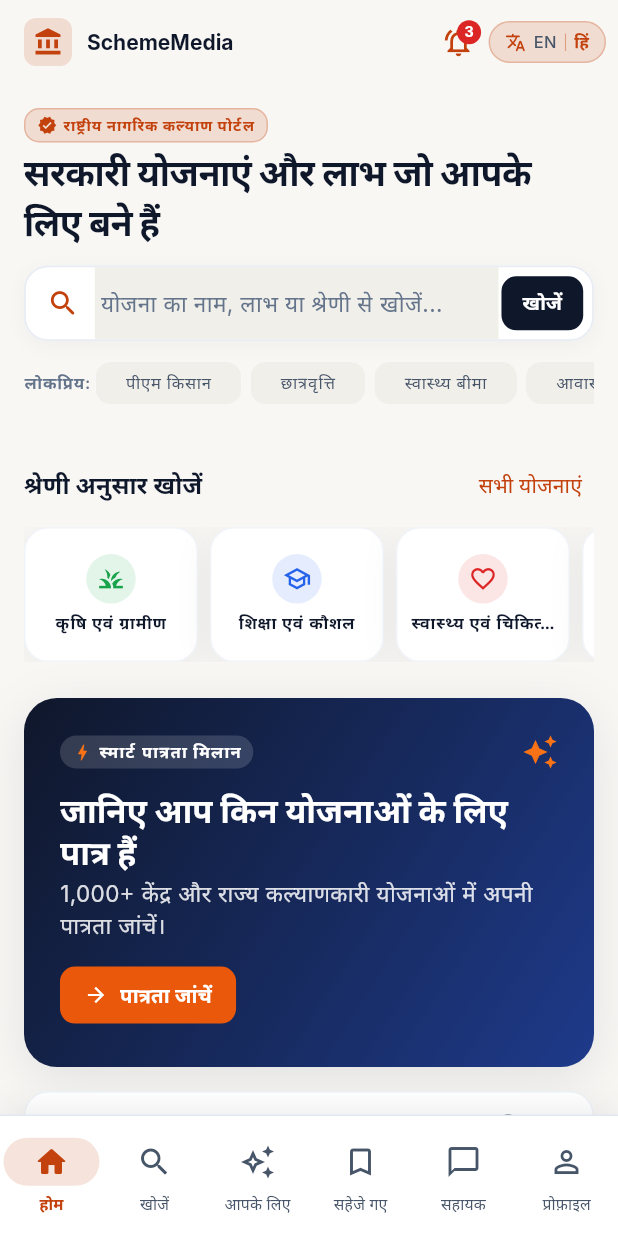
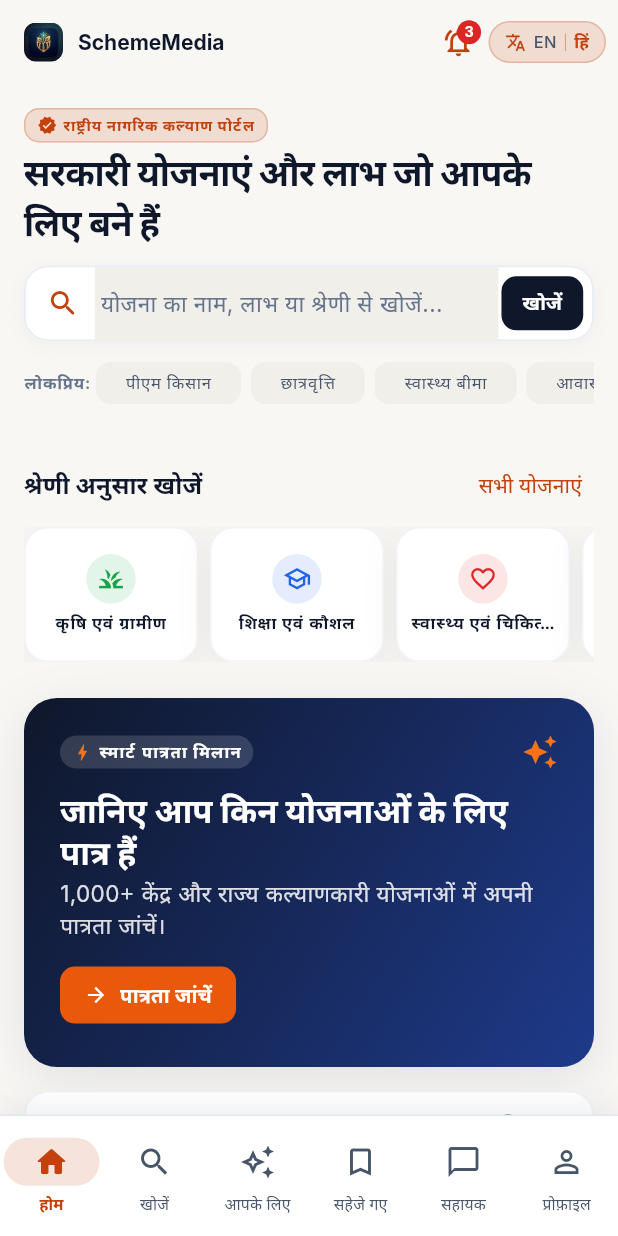
Before and after one commit to chaitanya2424/schememedia-v2, a Flutter app: the screen it shows after launch, after a tap on "Continue", after a tap on "EN", after a tap on "छोड़ें", on a phone screen of 412 x 824 dp. Run offline on Flutter 3.47's test engine with Material 3 defaults, Android fonts, the phone set to English and light mode, and no system bars; our stand-ins replace dio, flutter_riverpod, flutter_secure_storage, freezed_annotation, go_router, shared_preferences; missing offline and left inert: dart:html; network calls fail; statements that could not run were skipped.

Commit message:
feat(branding): integrate custom SchemeMedia logo across Android, Web, and in-app headers

```diff
--- a/apps/frontend/lib/core/router/app_shell.dart
+++ b/apps/frontend/lib/core/router/app_shell.dart
@@ -64,20 +64,14 @@ class AppShell extends ConsumerWidget {
                   child: Column(
                     mainAxisSize: MainAxisSize.min,
                     children: [
-                      Container(
-                        padding: const EdgeInsets.all(8),
-                        decoration: BoxDecoration(
-                          color: colors.brand,
-                          borderRadius: BorderRadius.circular(AppSpacing.radiusMd),
-                          boxShadow: [
-                            BoxShadow(
-                              color: colors.brand.withValues(alpha: 0.25),
-                              blurRadius: 8,
-                              offset: const Offset(0, 2),
-                            ),
-                          ],
+                      ClipRRect(
+                        borderRadius: BorderRadius.circular(AppSpacing.radiusMd),
+                        child: Image.asset(
+                          'assets/images/app_logo.png',
+                          width: 36,
+                          height: 36,
+                          fit: BoxFit.cover,
                         ),
-                        child: const Icon(Icons.account_balance, color: Colors.white, size: 22),
                       ),
                       const SizedBox(height: 6),
                       Text(
--- a/apps/frontend/lib/features/auth/presentation/screens/login_screen.dart
+++ b/apps/frontend/lib/features/auth/presentation/screens/login_screen.dart
@@ -116,13 +116,14 @@ class _LoginScreenState extends ConsumerState<LoginScreen> {
         title: Row(
           mainAxisSize: MainAxisSize.min,
           children: [
-            Container(
-              padding: const EdgeInsets.all(6),
-              decoration: BoxDecoration(
-                color: colors.brand,
-                borderRadius: BorderRadius.circular(AppSpacing.radiusSm),
+            ClipRRect(
+              borderRadius: BorderRadius.circular(AppSpacing.radiusSm),
+              child: Image.asset(
+                'assets/images/app_logo.png',
+                width: 24,
+                height: 24,
+                fit: BoxFit.cover,
               ),
-              child: const Icon(Icons.account_balance, color: Colors.white, size: 16),
             ),
             const SizedBox(width: AppSpacing.sm),
             const Text(
--- a/apps/frontend/lib/features/home/presentation/screens/home_screen.dart
+++ b/apps/frontend/lib/features/home/presentation/screens/home_screen.dart
@@ -411,13 +411,14 @@ class _HomeScreenState extends ConsumerState<HomeScreen> {
         appBar: AppBar(
           title: Row(
             children: [
-              Container(
-                padding: const EdgeInsets.all(6),
-                decoration: BoxDecoration(
-                  color: colors.brandTint,
-                  borderRadius: BorderRadius.circular(8),
+              ClipRRect(
+                borderRadius: BorderRadius.circular(8),
+                child: Image.asset(
+                  'assets/images/app_logo.png',
+                  width: 26,
+                  height: 26,
+                  fit: BoxFit.cover,
                 ),
-                child: Icon(Icons.account_balance, size: 20, color: colors.brand),
               ),
               const SizedBox(width: 10),
               const Text('SchemeMedia'),
@@ -452,13 +453,14 @@ class _HomeScreenState extends ConsumerState<HomeScreen> {
       appBar: AppBar(
         title: Row(
           children: [
-            Container(
-              padding: const EdgeInsets.all(6),
-              decoration: BoxDecoration(
-                color: colors.brandTint,
-                borderRadius: BorderRadius.circular(8),
+            ClipRRect(
+              borderRadius: BorderRadius.circular(8),
+              child: Image.asset(
+                'assets/images/app_logo.png',
+                width: 26,
+                height: 26,
+                fit: BoxFit.cover,
               ),
-              child: Icon(Icons.account_balance, size: 20, color: colors.brand),
             ),
             const SizedBox(width: 10),
             const Text('SchemeMedia'),
--- a/apps/frontend/lib/features/onboarding/presentation/screens/onboarding_screen.dart
+++ b/apps/frontend/lib/features/onboarding/presentation/screens/onboarding_screen.dart
@@ -113,13 +113,14 @@ class _OnboardingScreenState extends ConsumerState<OnboardingScreen> {
         title: Row(
           mainAxisSize: MainAxisSize.min,
           children: [
-            Container(
-              padding: const EdgeInsets.all(6),
-              decoration: BoxDecoration(
-                color: colors.brand,
-                borderRadius: BorderRadius.circular(AppSpacing.radiusSm),
+            ClipRRect(
+              borderRadius: BorderRadius.circular(AppSpacing.radiusSm),
+              child: Image.asset(
+                'assets/images/app_logo.png',
+                width: 24,
+                height: 24,
+                fit: BoxFit.cover,
               ),
-              child: const Icon(Icons.account_balance, color: Colors.white, size: 16),
             ),
             const SizedBox(width: AppSpacing.sm),
             const Text(
--- a/apps/frontend/lib/features/search/presentation/screens/search_results_screen.dart
+++ b/apps/frontend/lib/features/search/presentation/screens/search_results_screen.dart
@@ -99,13 +99,14 @@ class _SearchResultsScreenState extends ConsumerState<SearchResultsScreen> {
       appBar: AppBar(
         title: Row(
           children: [
-            Container(
-              padding: const EdgeInsets.all(6),
-              decoration: BoxDecoration(
-                color: context.colors.brandTint,
-                borderRadius: BorderRadius.circular(AppSpacing.radiusSm),
+            ClipRRect(
+              borderRadius: BorderRadius.circular(AppSpacing.radiusSm),
+              child: Image.asset(
+                'assets/images/app_logo.png',
+                width: 26,
+                height: 26,
+                fit: BoxFit.cover,
               ),
-              child: Icon(Icons.account_balance, color: context.colors.brand, size: 20),
             ),
             const SizedBox(width: AppSpacing.sm),
             Text(strings.exploreTitle, style: const TextStyle(fontWeight: FontWeight.w700)),
--- a/apps/frontend/pubspec.yaml
+++ b/apps/frontend/pubspec.yaml
@@ -68,10 +68,8 @@ flutter:
   # the material Icons class.
   uses-material-design: true
 
-  # To add assets to your application, add an assets section, like this:
-  # assets:
-  #   - images/a_dot_burr.jpeg
-  #   - images/a_dot_ham.jpeg
+  assets:
+    - assets/images/
 
   # An image asset can refer to one or more resolution-specific "variants", see
   # https://flutter.dev/to/resolution-aware-images
```
Also changed, not shown: apps/frontend/assets/images/app_logo.png (added), 11 other files.
